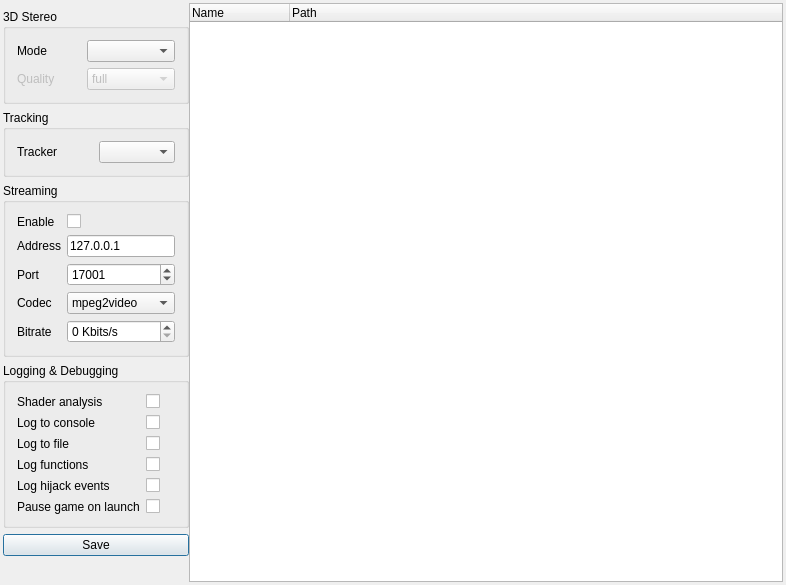
This is src/GUI/cMainWindow.ui in BluesKutya/Perception as Qt 5 draws it before an edit. The edited form follows.
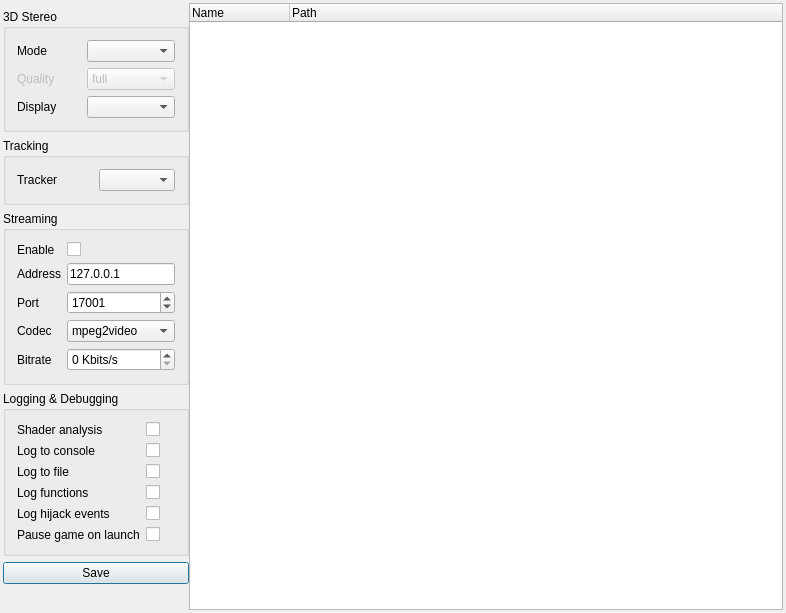
This is the edited form.

Diff of the .ui file:
```diff
--- a/src/GUI/cMainWindow.ui
+++ b/src/GUI/cMainWindow.ui
@@ -143,6 +143,16 @@
        <item row="0" column="1">
         <widget class="QComboBox" name="stereoMode"/>
        </item>
+       <item row="2" column="1">
+        <widget class="QComboBox" name="display"/>
+       </item>
+       <item row="2" column="0">
+        <widget class="QLabel" name="label_15">
+         <property name="text">
+          <string>Display</string>
+         </property>
+        </widget>
+       </item>
       </layout>
      </widget>
     </item>
```
